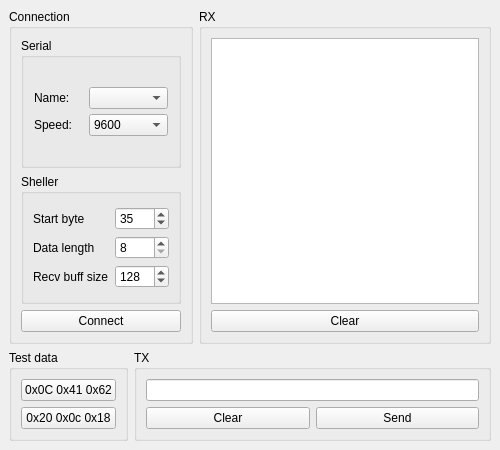
This is mainwindow.ui in VNovytskyi/ShellerTerminal as Qt 5 draws it before an edit. The edited form follows.
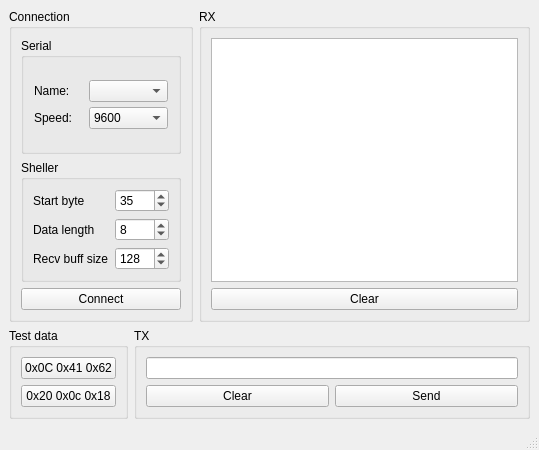
This is the edited form.

```diff
--- a/mainwindow.ui
+++ b/mainwindow.ui
@@ -9,7 +9,7 @@
    <rect>
     <x>0</x>
     <y>0</y>
-    <width>500</width>
+    <width>539</width>
     <height>450</height>
    </rect>
   </property>
@@ -211,7 +211,7 @@
                 <item>
                  <widget class="QSpinBox" name="spinBox_2">
                   <property name="minimum">
-                   <number>8</number>
+                   <number>2</number>
                   </property>
                   <property name="maximum">
                    <number>64</number>
@@ -365,6 +365,7 @@
     </rect>
    </property>
   </widget>
+  <widget class="QStatusBar" name="statusBar"/>
  </widget>
  <resources/>
  <connections/>
```
Left out of the diff: 4 changed lines with no effect on the pictures.
